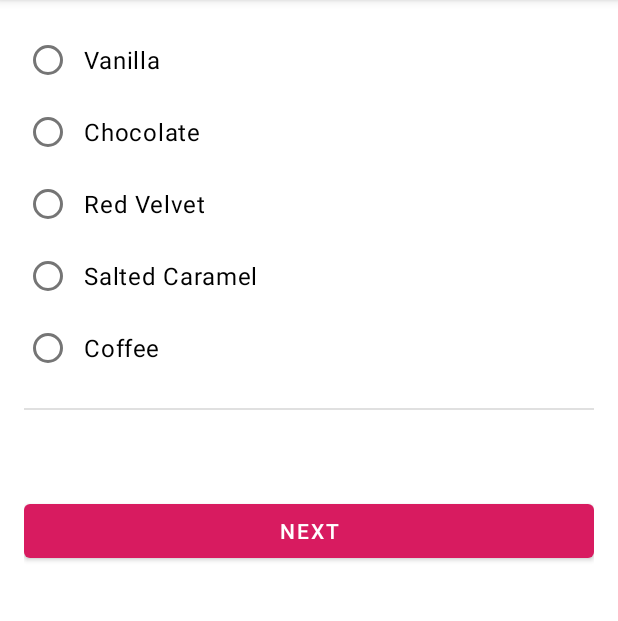
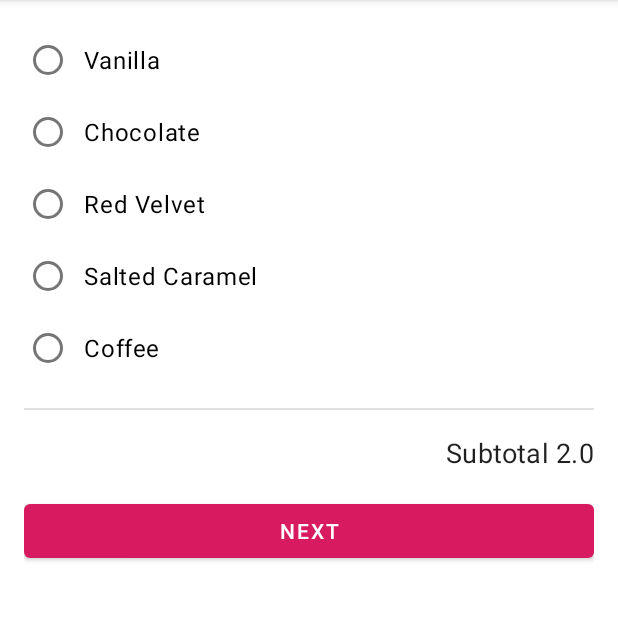
Before and after one commit to R1CKYS3NS31/sensei_8_android_cupcake, an Android app: the screen it shows after launch (MainActivity), after a tap on "ONE CUPCAKE", on a phone screen of 412 x 824 dp, the part 84-705 px from its top. Run offline under Robolectric (Android 15) with nearby library versions, the phone set to English and light mode, and no system bars; our stand-ins replace data binding, navigation-ui.

Commit message:
calculate price from order commit

```diff
--- a/app/src/main/java/com/example/cupcake/model/OrderViewModel.kt
+++ b/app/src/main/java/com/example/cupcake/model/OrderViewModel.kt
@@ -6,33 +6,36 @@ import androidx.lifecycle.ViewModel
 import java.text.SimpleDateFormat
 import java.util.*
 
+private const val PRICE_PER_CUPCAKE = 2.0
+
 class OrderViewModel : ViewModel() {
     val dateOptions = getPickupOptions()
     private val _quantity = MutableLiveData<Int>()
-    val quantity:LiveData<Int> = _quantity
+    val quantity: LiveData<Int> = _quantity
 
     private val _flavor = MutableLiveData<String>()
-    val flavor:LiveData<String> = _flavor
+    val flavor: LiveData<String> = _flavor
 
     private val _date = MutableLiveData<String>()
-    val date:LiveData<String> = _date
+    val date: LiveData<String> = _date
 
     private val _price = MutableLiveData<Double>()
-    val price:LiveData<Double> = _price
+    val price: LiveData<Double> = _price
 
     init {
         resetOrder()
     }
 
-    fun setQuantity(numberCupcakes:Int){
+    fun setQuantity(numberCupcakes: Int) {
         _quantity.value = numberCupcakes
+        updatePrice()
     }
 
-    fun setFlavor(desiredFlavor:String){
+    fun setFlavor(desiredFlavor: String) {
         _date.value = desiredFlavor
     }
 
-    fun setDate(pickupDate:String){
+    fun setDate(pickupDate: String) {
         _date.value = pickupDate
     }
 
@@ -40,21 +43,26 @@ class OrderViewModel : ViewModel() {
         return _flavor.value.isNullOrEmpty()
     }
 
-    private fun getPickupOptions():List<String>{
+    private fun getPickupOptions(): List<String> {
         val options = mutableListOf<String>()
         val formatter = SimpleDateFormat("E MMM d", Locale.getDefault())
         val calendar = Calendar.getInstance()
-        repeat(4){
+        repeat(4) {
             options.add(formatter.format(calendar.time))
-            calendar.add(Calendar.DATE,1)
+            calendar.add(Calendar.DATE, 1)
         }
         return options
     }
-    fun resetOrder(){
-        _quantity.value=0
-        _flavor.value=""
-        _date.value =dateOptions[0]
-        _price.value=0.0
+
+    private fun resetOrder() {
+        _quantity.value = 0
+        _flavor.value = ""
+        _date.value = dateOptions[0]
+        _price.value = 0.0
+    }
+
+    private fun updatePrice() {
+        _price.value = (quantity.value ?: 0)*(PRICE_PER_CUPCAKE)
     }
 
 }
--- a/app/src/main/res/layout/fragment_flavor.xml
+++ b/app/src/main/res/layout/fragment_flavor.xml
@@ -107,7 +107,7 @@
                 android:layout_marginTop="@dimen/side_margin"
                 app:layout_constraintEnd_toEndOf="parent"
                 app:layout_constraintTop_toBottomOf="@id/divider"
-                tools:text="Subtotal $5.00" />
+                android:text="@{@string/subtotal_price(viewModel.price)}" />
 
             <Button
                 android:id="@+id/next_button"
--- a/app/src/main/res/layout/fragment_pickup.xml
+++ b/app/src/main/res/layout/fragment_pickup.xml
@@ -98,7 +98,7 @@
                 android:layout_marginTop="@dimen/side_margin"
                 app:layout_constraintEnd_toEndOf="parent"
                 app:layout_constraintTop_toBottomOf="@id/divider"
-                tools:text="Subtotal $5.00" />
+                android:text="@{@string/subtotal_price(viewModel.price)}" />
 
             <Button
                 android:id="@+id/next_button"
--- a/app/src/main/res/layout/fragment_summary.xml
+++ b/app/src/main/res/layout/fragment_summary.xml
@@ -121,7 +121,7 @@
                     android:layout_height="wrap_content"
                     android:layout_gravity="end"
                     android:layout_marginTop="@dimen/side_margin"
-                    tools:text="Total $5.00" />
+                    android:text="@{@string/subtotal_price(viewModel.price)}" />
 
             </LinearLayout>
 
```
